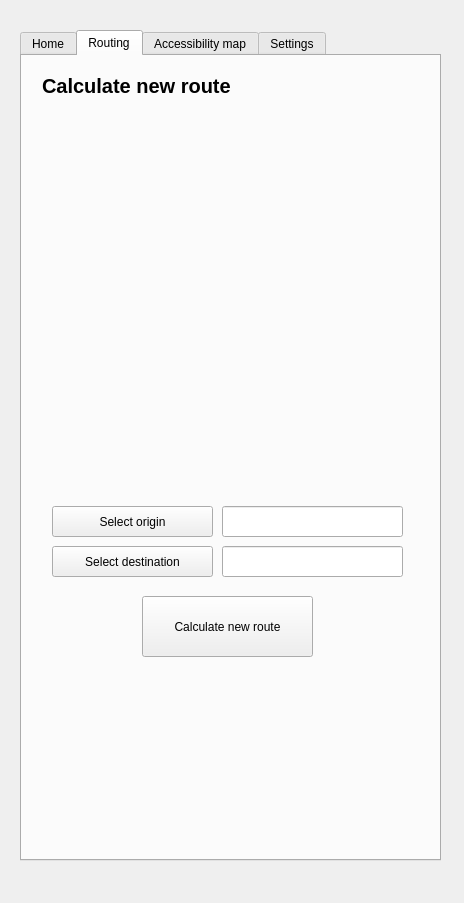
Above: transition_qgis_dockwidget_base.ui from chairemobilite/transition_qgis before the change. Below: the same form after it.
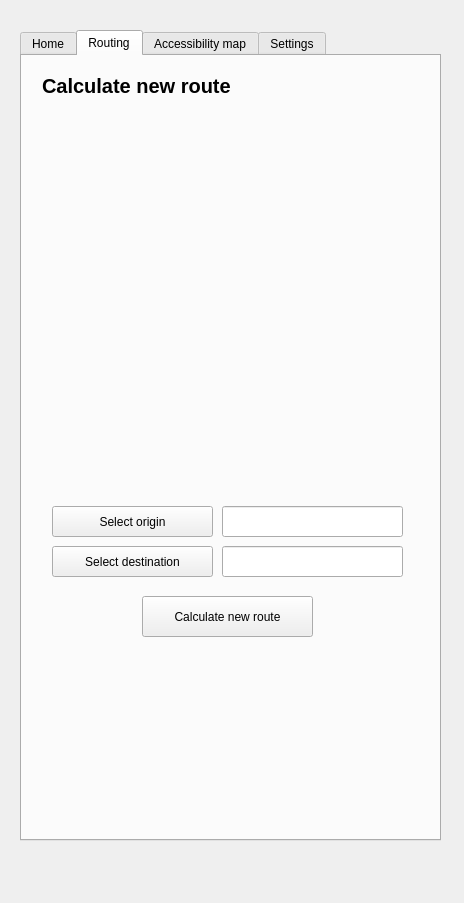
That is the form after the change. The open tabs and pages were chosen to show the change.

Commit message:
Display transit information (#50)
* Add scrolling zone for transit information

* Add transit steps display to the route details page

* Add  translation to info panel

* Add translation

* Fix PR comments

* Add translations of new fields

What changed in the file:
```diff
--- a/transition_qgis_dockwidget_base.ui
+++ b/transition_qgis_dockwidget_base.ui
@@ -19,7 +19,7 @@
      <x>20</x>
      <y>30</y>
      <width>421</width>
-     <height>831</height>
+     <height>811</height>
     </rect>
    </property>
    <property name="currentIndex">
@@ -74,7 +74,7 @@
        <x>120</x>
        <y>540</y>
        <width>171</width>
-       <height>61</height>
+       <height>41</height>
       </rect>
      </property>
      <property name="text">
@@ -158,6 +158,17 @@
       <string>Calculate new route</string>
      </property>
     </widget>
+    <widget class="QWidget" name="verticalLayoutWidget_4">
+     <property name="geometry">
+      <rect>
+       <x>10</x>
+       <y>590</y>
+       <width>401</width>
+       <height>181</height>
+      </rect>
+     </property>
+     <layout class="QVBoxLayout" name="transitInfoLayout"/>
+    </widget>
    </widget>
    <widget class="QWidget" name="tab_3">
     <attribute name="title">
```
Left out of the diff: 2 changed lines with no effect on the pictures. The commit also changes 6 other files.
